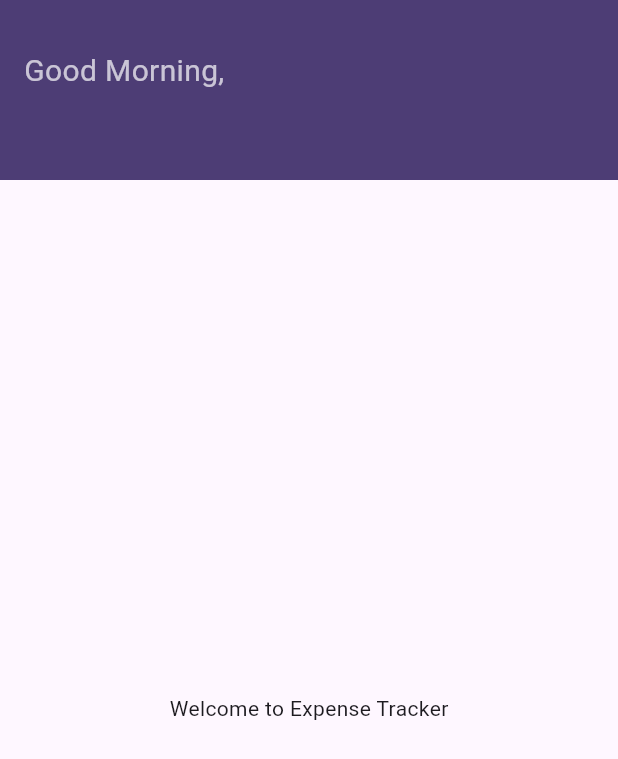
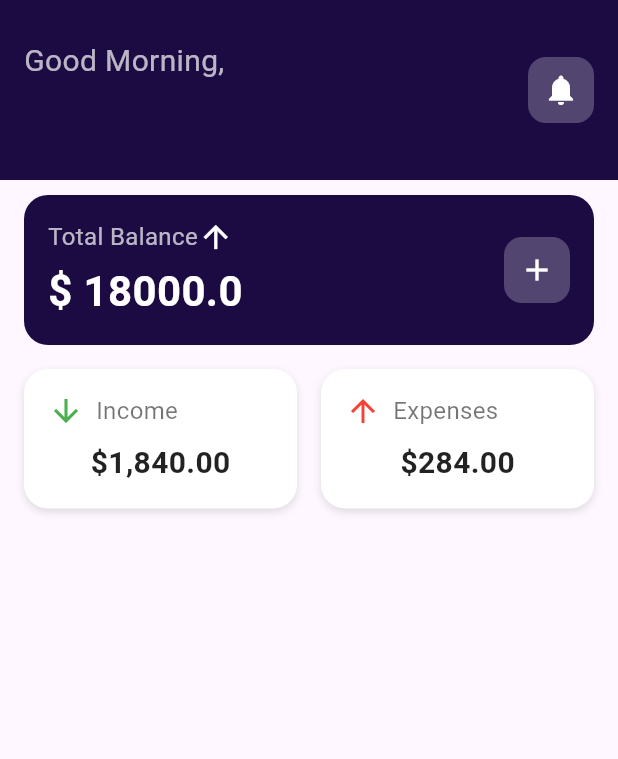
Before and after one commit to amhimel/expense_tracker_app, a Flutter app: the HomeScreen screen opened directly, on a phone screen of 412 x 824 dp. Shown: the top 759 px of the screen. Run offline on Flutter 3.47's test engine with Material 3 defaults, Android fonts, the phone set to English and light mode, and no system bars; our stand-ins replace firebase_auth, firebase_core, firebase_database, flutter_native_splash, flutter_secure_storage, lottie; accounts and stored records are empty.

Commit message:
income added successfuly

```diff
--- a/analysis_options.yaml
+++ b/analysis_options.yaml
@@ -1,3 +1,6 @@
+analyzer:
+  errors:
+    library_private_types_in_public_api: ignore
 include: package:flutter_lints/flutter.yaml
 
 linter:
--- /dev/null
+++ b/lib/model/income.dart
@@ -0,0 +1,15 @@
+class IncomeModel {
+
+  factory IncomeModel.fromMap(Map<String, dynamic> map) {
+    return IncomeModel(
+      income: (map['income'] as num).toDouble(),
+    );
+  }
+  IncomeModel({required this.income});
+
+  double income;
+
+  Map<String, dynamic> toMap() {
+    return {'income': income};
+  }
+}
--- a/lib/model/user.dart
+++ b/lib/model/user.dart
@@ -1,20 +1,22 @@
 class UserModel {
-  UserModel({required this.id, required this.name, required this.email , required this.createdAt});
+  UserModel({required this.id, required this.name, required this.phone, required this.email , required this.createdAt});
 
   factory UserModel.fromMap(Map<String, dynamic> map) {
     return UserModel(
       id: map['id'],
       name: map['name'] ,
       email: map['email'] ,
+      phone: map['phone'] ,
       createdAt: map['createdAt'] ,
     );
   }
   String? id;
   String name;
+  String phone;
   String email;
   String createdAt;
 
   Map<String, dynamic> toMap() {
-    return {'id': id, 'name': name, 'email': email, 'createdAt': createdAt};
+    return {'id': id, 'name': name, 'phone': phone, 'email': email, 'createdAt': createdAt};
   }
 }
--- a/lib/screens/home.dart
+++ b/lib/screens/home.dart
@@ -1,5 +1,8 @@
+import 'package:expense_tracker/model/income.dart';
 import 'package:expense_tracker/model/user.dart';
 import 'package:expense_tracker/services/firebase_services.dart';
+import 'package:expense_tracker/widgets/add_income_dialog_widget.dart';
+import 'package:expense_tracker/widgets/balance_card_widget.dart';
 import 'package:firebase_auth/firebase_auth.dart';
 import 'package:firebase_database/firebase_database.dart';
 import 'package:flutter/material.dart';
@@ -15,7 +18,7 @@ class HomeScreen extends StatefulWidget {
 class _HomeScreenState extends State<HomeScreen> {
   final uid = FirebaseAuth.instance.currentUser?.uid;
   final dbRef = FirebaseDatabase.instance.ref();
-  final FirebaseServices firebaseServices = FirebaseServices();
+  final FirebaseServices _firebaseServices = FirebaseServices();
   String userName = '';
   String greeting = '';
 
@@ -59,6 +62,10 @@ class _HomeScreenState extends State<HomeScreen> {
     }
   }
 
+  Future<void> _handleAddIncome(double income) async {
+    await _firebaseServices.addIncome(IncomeModel(income: income));
+    setState(() {}); // Refresh UI if needed
+  }
 
 
   void showUserInfoDialog() {
@@ -119,9 +126,10 @@ class _HomeScreenState extends State<HomeScreen> {
                         id: uid,
                         name: name,
                         email: email,
+                        phone: phone,
                         createdAt: DateTime.now().toIso8601String(),
                       );
-                      await firebaseServices.addUser(user);
+                      await _firebaseServices.addUser(user);
                       Navigator.pop(context);
                     }
                   },
@@ -141,18 +149,23 @@ class _HomeScreenState extends State<HomeScreen> {
       appBar: PreferredSize(
         preferredSize: const Size.fromHeight(120),
         child: AppBar(
+          backgroundColor: const Color.fromARGB(255, 28, 11, 66),
           elevation: 0,
           flexibleSpace: SafeArea(
             child: StreamBuilder<UserModel?>(
-              stream: firebaseServices.getUser(),
+              stream: _firebaseServices.getUser(),
               builder: (context, snapshot) {
                 final user = snapshot.data;
                 return Padding(
                   padding: const EdgeInsets.symmetric(horizontal: 16.0, vertical: 20),
                   child: Align(
                     alignment: Alignment.bottomLeft,
-                    child: Column(
-                      mainAxisAlignment: MainAxisAlignment.end,
+                    child: Row(
+                      mainAxisAlignment: MainAxisAlignment.spaceBetween,
+                      crossAxisAlignment: CrossAxisAlignment.center,
+                      children: [
+                        Column(
+                          mainAxisAlignment: MainAxisAlignment.center,
                           crossAxisAlignment: CrossAxisAlignment.start,
                           children: [
                             Text(
@@ -165,6 +178,22 @@ class _HomeScreenState extends State<HomeScreen> {
                             ),
                           ],
                         ),
+                        InkWell(
+                          onTap: (){
+                            print("add button pressed.");
+                          },
+                          child: Container(
+                            padding: const EdgeInsets.all(10),
+                            decoration: BoxDecoration(
+                              color: Colors.white24,
+                              borderRadius: BorderRadius.circular(12),
+                            ),
+                            child: const Icon(Icons.notifications, color: Colors.white),
+                          ),
+                        ),
+
+                      ],
+                    ),
                   ),
                 );
               },
@@ -172,7 +201,19 @@ class _HomeScreenState extends State<HomeScreen> {
           ),
         ),
       ),
-      body: Center(child: Text("Welcome to Expense Tracker")),
+      body: Column(
+          mainAxisAlignment: MainAxisAlignment.start,
+          children: [
+            BalanceCardWidget(
+              totalBalance: 18000,
+              income: 15000,
+              expenses: 13500,
+              onIncomeAdded: _handleAddIncome,
+            ),
+
+          ],
+        ),
+
     );
   }
 }
--- a/lib/services/firebase_services.dart
+++ b/lib/services/firebase_services.dart
@@ -1,14 +1,53 @@
+import 'package:expense_tracker/model/income.dart';
 import 'package:expense_tracker/model/user.dart';
 import 'package:firebase_auth/firebase_auth.dart';
 import 'package:firebase_database/firebase_database.dart';
+import 'package:intl/intl.dart';
 
 class FirebaseServices {
-  final uid = FirebaseAuth.instance.currentUser?.uid;
+  final FirebaseAuth _auth = FirebaseAuth.instance;
   final DatabaseReference dbUserRef = FirebaseDatabase.instance.ref("users");
+  final DatabaseReference dbIncomeRef = FirebaseDatabase.instance.ref("income");
 
-// get current user (single)
+  User? getCurrentUser() {
+    return _auth.currentUser;
+  }
+
+  //add user
+  Future<void> addIncome(IncomeModel incomeModel) async {
+    final uid = FirebaseAuth.instance.currentUser?.uid;
+    if (uid != null) {
+      final String currentMonth = DateFormat('MMMMyyyy').format(DateTime.now());
+      final incomeRef = dbIncomeRef.child(uid).child(currentMonth);
+
+      final snapshot = await incomeRef.get();
+      double previousIncome = 0;
+      if (snapshot.exists) {
+        final data = Map<String, dynamic>.from(snapshot.value as Map);
+        previousIncome = (data['income'] as num).toDouble();
+      }
+
+      final totalIncome = previousIncome + incomeModel.income;
+
+      await incomeRef.set({'income': totalIncome});
+    }
+  }
+
+  Future<void> updateIncome(IncomeModel income) async {
+    final uid = FirebaseAuth.instance.currentUser?.uid;
+    //final randomRef = dbIncomeRef.push();
+    //final randomKey = randomRef.key;
+    if (uid != null) {
+      // Get current month like "Aug2025"
+      final String currentMonth = DateFormat('MMMMyyyy').format(DateTime.now());
+      await dbIncomeRef.child(uid).child(currentMonth).update(income.toMap());
+    }
+  }
+
   Stream<UserModel?> getUser() {
-    return dbUserRef.child("$uid").onValue.map((event) {
+    final uid = FirebaseAuth.instance.currentUser?.uid;
+    if (uid == null) return const Stream.empty();
+    return dbUserRef.child(uid).onValue.map((event) {
       final data = event.snapshot.value as Map<dynamic, dynamic>?;
       if (data == null) return null;
       return UserModel.fromMap(Map<String, dynamic>.from(data));
@@ -17,6 +56,7 @@ class FirebaseServices {
 
   //add user
   Future<void> addUser(UserModel users) async {
+    final uid = FirebaseAuth.instance.currentUser?.uid;
     await dbUserRef.child("$uid").set(users.toMap());
   }
 }
--- /dev/null
+++ b/lib/widgets/add_income_dialog_widget.dart
@@ -0,0 +1,41 @@
+import 'package:flutter/material.dart';
+
+class AddIncomeDialogWidget extends StatefulWidget {
+  const AddIncomeDialogWidget({super.key});
+
+  @override
+  State<AddIncomeDialogWidget> createState() => _AddIncomeDialogWidgetState();
+}
+
+class _AddIncomeDialogWidgetState extends State<AddIncomeDialogWidget> {
+  final TextEditingController _incomeController = TextEditingController();
+
+  @override
+  Widget build(BuildContext context) {
+    return AlertDialog(
+      title: const Text("Add Income"),
+      content: TextField(
+        controller: _incomeController,
+        keyboardType: TextInputType.number,
+        decoration: const InputDecoration(
+          labelText: "Enter income amount",
+        ),
+      ),
+      actions: [
+        TextButton(
+          onPressed: () => Navigator.pop(context),
+          child: const Text("Cancel"),
+        ),
+        ElevatedButton(
+          onPressed: () {
+            final income = double.tryParse(_incomeController.text.trim());
+            if (income != null) {
+              Navigator.pop(context, income); // Send income back
+            }
+          },
+          child: const Text("Save"),
+        ),
+      ],
+    );
+  }
+}
--- /dev/null
+++ b/lib/widgets/balance_card_widget.dart
@@ -0,0 +1,192 @@
+import 'package:expense_tracker/model/income.dart';
+import 'package:expense_tracker/services/firebase_services.dart';
+import 'package:expense_tracker/widgets/add_income_dialog_widget.dart';
+import 'package:flutter/material.dart';
+
+class BalanceCardWidget extends StatelessWidget {
+  const BalanceCardWidget({
+    super.key,
+    required this.totalBalance,
+    required this.income,
+    required this.expenses,
+    required this.onIncomeAdded,
+  });
+
+  final double totalBalance;
+  final double income;
+  final double expenses;
+  final void Function(double) onIncomeAdded;
+
+  @override
+  Widget build(BuildContext context) {
+    return Column(
+      mainAxisAlignment: MainAxisAlignment.start,
+      crossAxisAlignment: CrossAxisAlignment.start,
+      children: [
+        const SizedBox(height: 10),
+        // Balance Card
+        Padding(
+          padding: const EdgeInsets.symmetric(horizontal: 16),
+          child: Container(
+            decoration: BoxDecoration(
+              color: const Color.fromARGB(255, 28, 11, 66),
+              borderRadius: BorderRadius.circular(16),
+            ),
+            padding: const EdgeInsets.all(16),
+            child: Row(
+              mainAxisAlignment: MainAxisAlignment.spaceBetween,
+              crossAxisAlignment: CrossAxisAlignment.center,
+              children: [
+                Column(
+                  mainAxisAlignment: MainAxisAlignment.start,
+                  crossAxisAlignment: CrossAxisAlignment.start,
+                  children: [
+                    const Row(
+                      mainAxisAlignment: MainAxisAlignment.start,
+                      children: [
+                        Text(
+                          'Total Balance',
+                          style: TextStyle(color: Colors.white70, fontSize: 16),
+                        ),
+                        Icon(Icons.arrow_upward, color: Colors.white),
+                      ],
+                    ),
+                    const SizedBox(height: 4),
+                    Text(
+                      '\$ $totalBalance',
+                      style: const TextStyle(
+                        color: Colors.white,
+                        fontSize: 28,
+                        fontWeight: FontWeight.bold,
+                      ),
+                    ),
+                  ],
+
+                ),
+                InkWell(
+                  onTap: () async {
+                    final income = await showDialog<double>(
+                      context: context,
+                      builder: (context) => const AddIncomeDialogWidget(),
+                    );
+
+                    if (income != null) {
+                      onIncomeAdded(income); // ✅ Trigger callback with new income
+                    }
+                  },
+                  child: Container(
+                    padding: const EdgeInsets.all(10),
+                    decoration: BoxDecoration(
+                      color: Colors.white24,
+                      borderRadius: BorderRadius.circular(12),
+                    ),
+                    child: const Icon(Icons.add, color: Colors.white),
+                  ),
+                ),
+              ],
+            ),
+          ),
+        ),
+
+        const SizedBox(height: 16),
+        // Income & Expenses Row
+        Padding(
+          padding: const EdgeInsets.symmetric(horizontal: 16),
+          child: Row(
+            children: [
+              // Income Box
+              Expanded(
+                child: Container(
+                  decoration: BoxDecoration(
+                    color: Colors.white,
+                    borderRadius: BorderRadius.circular(16),
+                    boxShadow: [
+                      const BoxShadow(
+                        color: Colors.black12,
+                        blurRadius: 4,
+                        offset: Offset(0, 2),
+                      ),
+                    ],
+                  ),
+                  padding: const EdgeInsets.all(16),
+                  child: const Column(
+                    children: [
+                      Row(
+                        children: [
+                          Icon(Icons.arrow_downward, color: Colors.green),
+                          SizedBox(width: 8),
+                          Text(
+                            'Income',
+                            style: TextStyle(
+                              color: Colors.black54,
+                              fontSize: 16,
+                            ),
+                          ),
+                        ],
+                      ),
+                      SizedBox(height: 8),
+                      Text(
+                        '\$1,840.00',
+                        style: TextStyle(
+                          color: Colors.black87,
+                          fontSize: 20,
+                          fontWeight: FontWeight.bold,
+                        ),
+                      ),
+                    ],
+                  ),
+                ),
+              ),
+              const SizedBox(width: 16),
+              // Expenses Box
+              Expanded(
+                child: Container(
+                  decoration: BoxDecoration(
+                    color: Colors.white,
+                    borderRadius: BorderRadius.circular(16),
+                    boxShadow: [
+                      const BoxShadow(
+                        color: Colors.black12,
+                        blurRadius: 4,
+                        offset: Offset(0, 2),
+                      ),
+                    ],
+                  ),
+                  padding: const EdgeInsets.all(16),
+                  child: const Column(
+                    children: [
+                      Row(
+                        children: [
+                          Icon(Icons.arrow_upward, color: Colors.red),
+                          SizedBox(width: 8),
+                          Text(
+                            'Expenses',
+                            style: TextStyle(
+                              color: Colors.black54,
+                              fontSize: 16,
+                            ),
+                          ),
+                        ],
+                      ),
+                      SizedBox(height: 8),
+                      Text(
+                        '\$284.00',
+                        style: TextStyle(
+                          color: Colors.black87,
+                          fontSize: 20,
+                          fontWeight: FontWeight.bold,
+                        ),
+                      ),
+                    ],
+                  ),
+                ),
+              ),
+            ],
+          ),
+        ),
+
+        const SizedBox(height: 24),
+      ],
+    );
+  }
+}
```
Also changed, not shown: 2 other files. Lines whose indentation alone changed are shown as unchanged.
